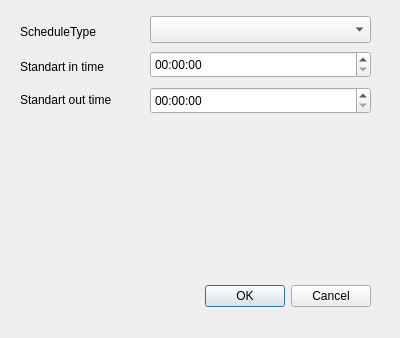
The window that addschedule.ui (AndranikHovhannisyan/Tourniquets) describes before a commit, drawn with Qt 5.
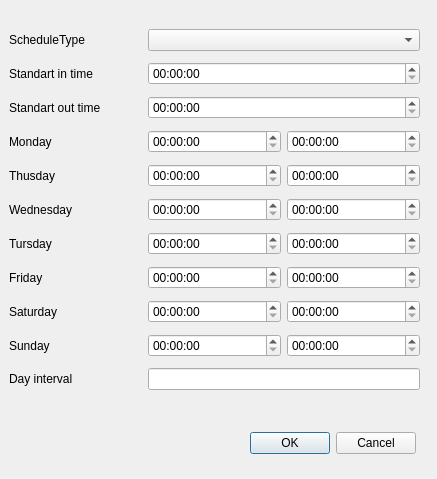
The same window after the commit.

The edit to the form file:
```diff
--- a/addschedule.ui
+++ b/addschedule.ui
@@ -6,8 +6,8 @@
    <rect>
     <x>0</x>
     <y>0</y>
-    <width>400</width>
-    <height>338</height>
+    <width>437</width>
+    <height>479</height>
    </rect>
   </property>
   <property name="windowTitle">
@@ -16,10 +16,10 @@
   <widget class="QDialogButtonBox" name="buttonBox">
    <property name="geometry">
     <rect>
-     <x>30</x>
-     <y>280</y>
-     <width>341</width>
-     <height>32</height>
+     <x>240</x>
+     <y>430</y>
+     <width>176</width>
+     <height>27</height>
     </rect>
    </property>
    <property name="orientation">
@@ -29,75 +29,180 @@
     <set>QDialogButtonBox::Cancel|QDialogButtonBox::Ok</set>
    </property>
   </widget>
-  <widget class="QLabel" name="label_type">
+  <widget class="QWidget" name="">
    <property name="geometry">
     <rect>
-     <x>20</x>
-     <y>23</y>
-     <width>111</width>
-     <height>17</height>
+     <x>9</x>
+     <y>24</y>
+     <width>411</width>
+     <height>371</height>
     </rect>
    </property>
-   <property name="text">
-    <string>ScheduleType</string>
-   </property>
+   <layout class="QGridLayout" name="gridLayout">
+    <item row="0" column="0">
+     <widget class="QLabel" name="label_type">
+      <property name="text">
+       <string>ScheduleType</string>
+      </property>
+     </widget>
+    </item>
+    <item row="0" column="1" colspan="2">
+     <widget class="QComboBox" name="scheduleType"/>
+    </item>
+    <item row="1" column="0">
+     <widget class="QLabel" name="label_stIn">
+      <property name="text">
+       <string>Standart in time</string>
+      </property>
+     </widget>
+    </item>
+    <item row="1" column="1" colspan="2">
+     <widget class="QTimeEdit" name="stInTime"/>
+    </item>
+    <item row="2" column="0">
+     <widget class="QLabel" name="label_stOut">
+      <property name="text">
+       <string>Standart out time</string>
+      </property>
+     </widget>
+    </item>
+    <item row="2" column="1" colspan="2">
+     <widget class="QTimeEdit" name="stOutTime"/>
+    </item>
+    <item row="3" column="0">
+     <widget class="QLabel" name="label_monday">
+      <property name="text">
+       <string>Monday</string>
+      </property>
+     </widget>
+    </item>
+    <item row="3" column="1">
+     <widget class="QTimeEdit" name="mondayDayIn"/>
+    </item>
+    <item row="3" column="2">
+     <widget class="QTimeEdit" name="mondayDayOut"/>
+    </item>
+    <item row="4" column="0">
+     <widget class="QLabel" name="label_thusday">
+      <property name="text">
+       <string>Thusday</string>
+      </property>
+     </widget>
+    </item>
+    <item row="4" column="1">
+     <widget class="QTimeEdit" name="thusdayDayIn"/>
+    </item>
+    <item row="4" column="2">
+     <widget class="QTimeEdit" name="thusdayDayOut"/>
+    </item>
+    <item row="5" column="0">
+     <widget class="QLabel" name="label_wednesday">
+      <property name="text">
+       <string>Wednesday</string>
+      </property>
+     </widget>
+    </item>
+    <item row="5" column="1">
+     <widget class="QTimeEdit" name="wednesdayDayIn"/>
+    </item>
+    <item row="5" column="2">
+     <widget class="QTimeEdit" name="wednesdayDayOut"/>
+    </item>
+    <item row="6" column="0">
+     <widget class="QLabel" name="label_thursday">
+      <property name="text">
+       <string>Tursday</string>
+      </property>
+     </widget>
+    </item>
+    <item row="6" column="1">
+     <widget class="QTimeEdit" name="thursdayDayIn"/>
+    </item>
+    <item row="6" column="2">
+     <widget class="QTimeEdit" name="thursdayDayOut"/>
+    </item>
+    <item row="7" column="0">
+     <widget class="QLabel" name="label_friday">
+      <property name="text">
+       <string>Friday</string>
+      </property>
+     </widget>
+    </item>
+    <item row="7" column="1">
+     <widget class="QTimeEdit" name="fridayDayIn"/>
+    </item>
+    <item row="7" column="2">
+     <widget class="QTimeEdit" name="fridayDayOut"/>
+    </item>
+    <item row="8" column="0">
+     <widget class="QLabel" name="label_saturday">
+      <property name="text">
+       <string>Saturday</string>
+      </property>
+     </widget>
+    </item>
+    <item row="8" column="1">
+     <widget class="QTimeEdit" name="saturdayDayIn"/>
+    </item>
+    <item row="8" column="2">
+     <widget class="QTimeEdit" name="saturdayDayOut"/>
+    </item>
+    <item row="9" column="0">
+     <widget class="QLabel" name="label_sunday">
+      <property name="text">
+       <string>Sunday</string>
+      </property>
+     </widget>
+    </item>
+    <item row="9" column="1">
+     <widget class="QTimeEdit" name="sundayDayIn"/>
+    </item>
+    <item row="9" column="2">
+     <widget class="QTimeEdit" name="sundayDayOut"/>
+    </item>
+    <item row="10" column="0">
+     <widget class="QLabel" name="label_interval">
+      <property name="text">
+       <string>Day interval</string>
+      </property>
+     </widget>
+    </item>
+    <item row="10" column="1" colspan="2">
+     <widget class="QLineEdit" name="interval"/>
+    </item>
+   </layout>
   </widget>
-  <widget class="QComboBox" name="scheduleType">
-   <property name="geometry">
-    <rect>
-     <x>150</x>
-     <y>16</y>
-     <width>221</width>
-     <height>27</height>
-    </rect>
-   </property>
-  </widget>
-  <widget class="QLabel" name="label_stIn">
-   <property name="geometry">
-    <rect>
-     <x>20</x>
-     <y>58</y>
-     <width>111</width>
-     <height>17</height>
-    </rect>
-   </property>
-   <property name="text">
-    <string>Standart in time</string>
-   </property>
-  </widget>
-  <widget class="QLabel" name="label_stOut">
-   <property name="geometry">
-    <rect>
-     <x>20</x>
-     <y>91</y>
-     <width>121</width>
-     <height>17</height>
-    </rect>
-   </property>
-   <property name="text">
-    <string>Standart out time</string>
-   </property>
-  </widget>
-  <widget class="QTimeEdit" name="stInTime">
-   <property name="geometry">
-    <rect>
-     <x>150</x>
-     <y>51</y>
-     <width>221</width>
-     <height>27</height>
-    </rect>
-   </property>
-  </widget>
-  <widget class="QTimeEdit" name="stOutTime">
-   <property name="geometry">
-    <rect>
-     <x>150</x>
-     <y>87</y>
-     <width>221</width>
-     <height>27</height>
-    </rect>
-   </property>
-  </widget>
+  <zorder>stInTime</zorder>
+  <zorder>interval</zorder>
+  <zorder>label_stIn</zorder>
+  <zorder>label_stOut</zorder>
+  <zorder>label_type</zorder>
+  <zorder>scheduleType</zorder>
+  <zorder>stOutTime</zorder>
+  <zorder>label_interval</zorder>
+  <zorder>mondayDayIn</zorder>
+  <zorder>buttonBox</zorder>
+  <zorder>label_monday</zorder>
+  <zorder>mondayDayOut</zorder>
+  <zorder>stInTime</zorder>
+  <zorder>thusdayDayOut</zorder>
+  <zorder>label_thusday</zorder>
+  <zorder>thusdayDayIn</zorder>
+  <zorder>wednesdayDayOut</zorder>
+  <zorder>wednesdayDayIn</zorder>
+  <zorder>label_wednesday</zorder>
+  <zorder>label_thursday</zorder>
+  <zorder>thursdayDayIn</zorder>
+  <zorder>thursdayDayOut</zorder>
+  <zorder>fridayDayOut</zorder>
+  <zorder>label_friday</zorder>
+  <zorder>fridayDayIn</zorder>
+  <zorder>saturdayDayIn</zorder>
+  <zorder>saturdayDayOut</zorder>
+  <zorder>label_saturday</zorder>
+  <zorder>label_sunday</zorder>
+  <zorder>sundayDayIn</zorder>
+  <zorder>sundayDayOut</zorder>
  </widget>
  <resources/>
  <connections>
```
Left out of the diff: 8 changed lines with no effect on the pictures.
